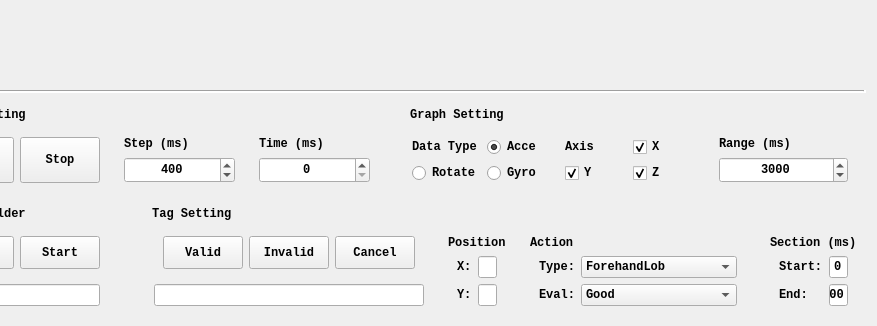
Before: the Qt Designer form View/MainUI.ui in 21kchen1/BadmintonDataMarker, drawn with Qt 5; both pictures show x 95 to 972 and y 219 to 545 of the 972 by 545 pixel window.
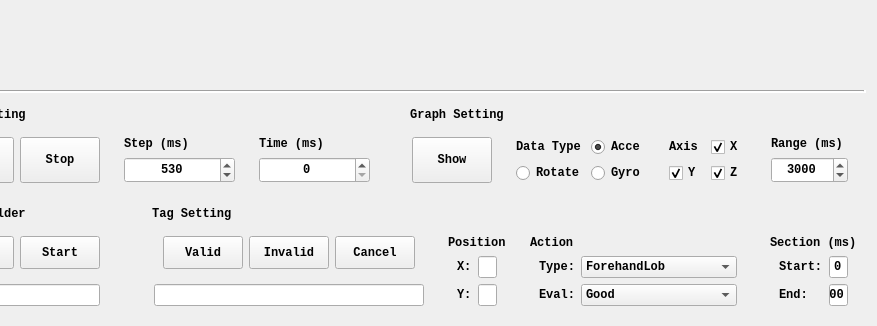
After: the same form once the commit is applied.

Commit message: modified:   Controller/DataShowController.py 图表显示控制 	modified:   Resources/String.py 图表显示控制 	deleted:    Test/SubTest/Large.json 	deleted:    Test/SubTest/data.json 	new file:   Test/SubTest/tagTest.py 数据插值效果验证 	modified:   View/MainUI.py 图表显示控制 	modified:   View/MainUI.ui 图表显示控制

The edit to the form file:
```diff
--- a/View/MainUI.ui
+++ b/View/MainUI.ui
@@ -279,7 +279,7 @@
                      <set>Qt::AlignCenter</set>
                     </property>
                     <property name="minimum">
-                     <number>0</number>
+                     <number>30</number>
                     </property>
                     <property name="maximum">
                      <number>200000000</number>
@@ -288,7 +288,7 @@
                      <number>100</number>
                     </property>
                     <property name="value">
-                     <number>400</number>
+                     <number>530</number>
                     </property>
                    </widget>
                   </item>
@@ -388,6 +388,31 @@
                <property name="bottomMargin">
                 <number>0</number>
                </property>
+               <item>
+                <widget class="QWidget" name="widget_7" native="true">
+                 <layout class="QHBoxLayout" name="horizontalLayout_8">
+                  <property name="topMargin">
+                   <number>0</number>
+                  </property>
+                  <property name="bottomMargin">
+                   <number>0</number>
+                  </property>
+                  <item>
+                   <widget class="QPushButton" name="ShowButton">
+                    <property name="sizePolicy">
+                     <sizepolicy hsizetype="Fixed" vsizetype="Preferred">
+                      <horstretch>0</horstretch>
+                      <verstretch>0</verstretch>
+                     </sizepolicy>
+                    </property>
+                    <property name="text">
+                     <string>Show</string>
+                    </property>
+                   </widget>
+                  </item>
+                 </layout>
+                </widget>
+               </item>
                <item>
                 <widget class="QWidget" name="widget_10" native="true">
                  <layout class="QGridLayout" name="gridLayout_2">
```
Left out of the diff: 54 changed lines with no effect on the pictures. The commit also changes 6 other files.
